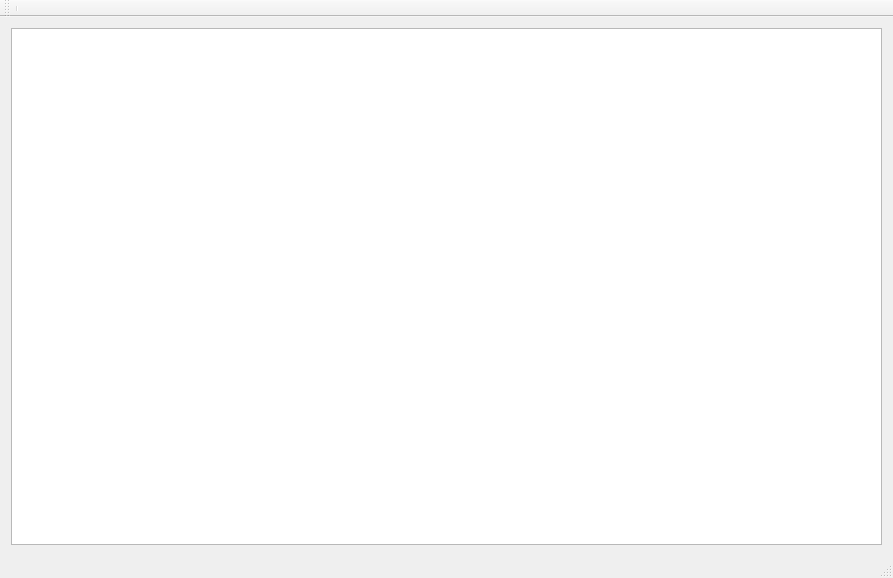
The window that Forms/CMain.ui (skynowa/iTeacher) describes before a commit, drawn with Qt 5.
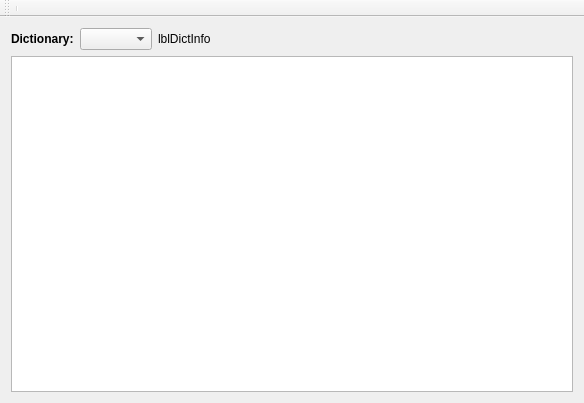
The same window after the commit.

Commit message: ADD: dictionary info

The edit to the form file:
```diff
--- a/Forms/CMain.ui
+++ b/Forms/CMain.ui
@@ -9,8 +9,8 @@
    <rect>
     <x>0</x>
     <y>0</y>
-    <width>893</width>
-    <height>578</height>
+    <width>584</width>
+    <height>403</height>
    </rect>
   </property>
   <property name="windowTitle">
@@ -22,7 +22,45 @@
   <widget class="QWidget" name="centralWidget">
    <layout class="QGridLayout" name="gridLayout">
     <item row="0" column="0">
-     <widget class="QTableView" name="tabvInfo"/>
+     <layout class="QVBoxLayout" name="verticalLayout">
+      <item>
+       <layout class="QHBoxLayout" name="horizontalLayout">
+        <item>
+         <widget class="QLabel" name="label_2">
+          <property name="text">
+           <string>&lt;b&gt;Dictionary:&lt;/b&gt;</string>
+          </property>
+         </widget>
+        </item>
+        <item>
+         <widget class="QComboBox" name="cboDictionaryPath"/>
+        </item>
+        <item>
+         <widget class="QLabel" name="lblDictInfo">
+          <property name="text">
+           <string>lblDictInfo</string>
+          </property>
+         </widget>
+        </item>
+        <item>
+         <spacer name="horizontalSpacer">
+          <property name="orientation">
+           <enum>Qt::Horizontal</enum>
+          </property>
+          <property name="sizeHint" stdset="0">
+           <size>
+            <width>40</width>
+            <height>20</height>
+           </size>
+          </property>
+         </spacer>
+        </item>
+       </layout>
+      </item>
+      <item>
+       <widget class="QTableView" name="tabvInfo"/>
+      </item>
+     </layout>
     </item>
    </layout>
   </widget>
@@ -36,7 +74,6 @@
     </rect>
    </property>
   </widget>
-  <widget class="QStatusBar" name="statusBar"/>
   <widget class="QToolBar" name="toolBar">
    <property name="windowTitle">
     <string>toolBar</string>
```
Left out of the diff: 5 changed lines with no effect on the pictures. The commit also changes 4 other files.
